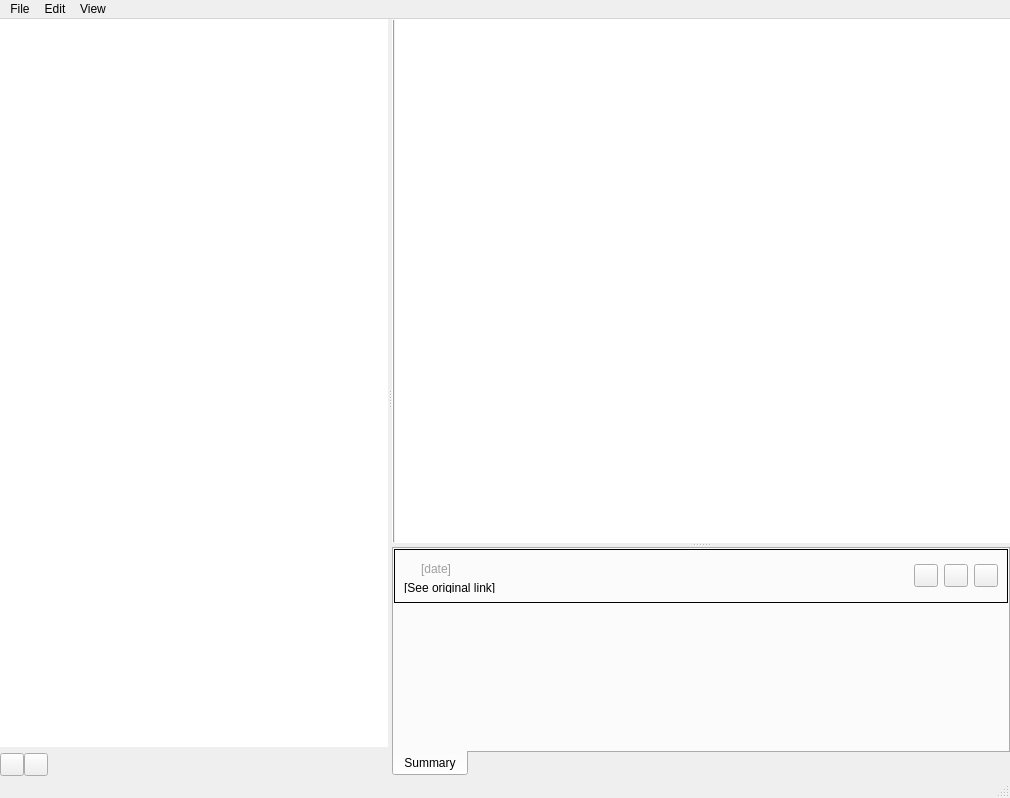
Old version of the form src/mainwindow.ui in the repository hatstand/O-sRSSly.
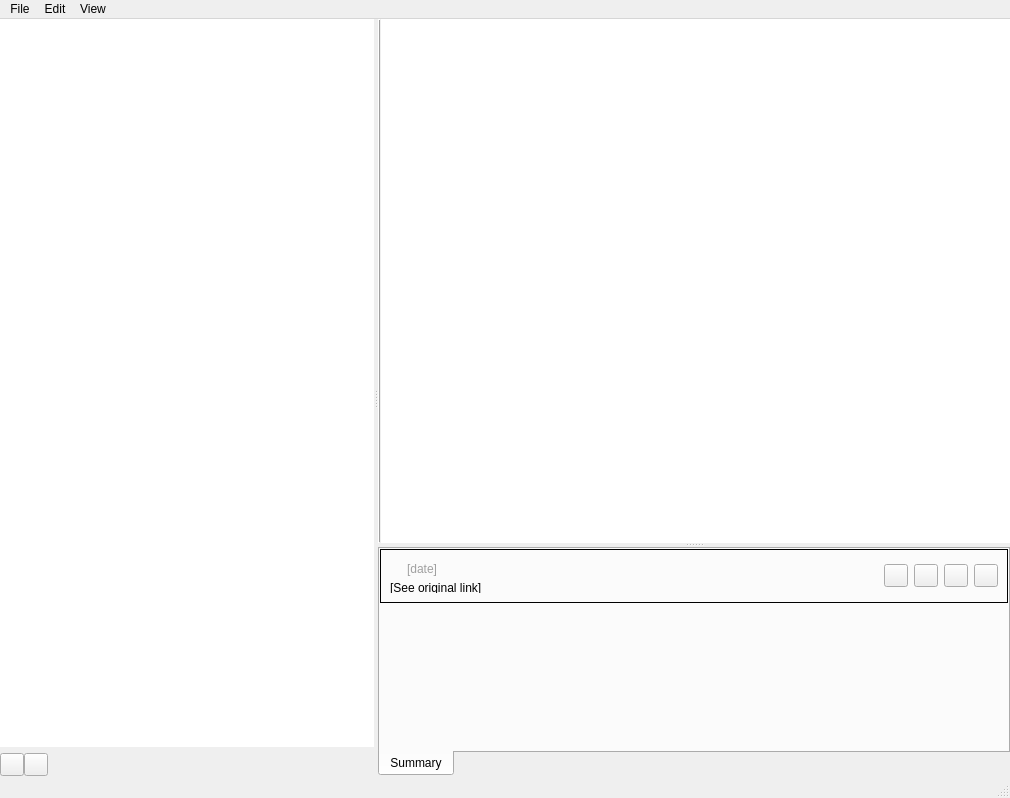
New version of the form. Icons and pictures are not drawn. Custom widgets are drawn as their Qt base class.

Commit message: Add ui support for sharing an item

What changed in the file:
```diff
--- a/src/mainwindow.ui
+++ b/src/mainwindow.ui
@@ -379,6 +379,9 @@
                </item>
               </layout>
              </item>
+             <item>
+              <widget class="QToolButton" name="share_item_"/>
+             </item>
              <item>
               <widget class="QToolButton" name="webclip_">
                <property name="text">
```
Left out of the diff: 6 changed lines with no effect on the pictures. The commit also changes 4 other files.
